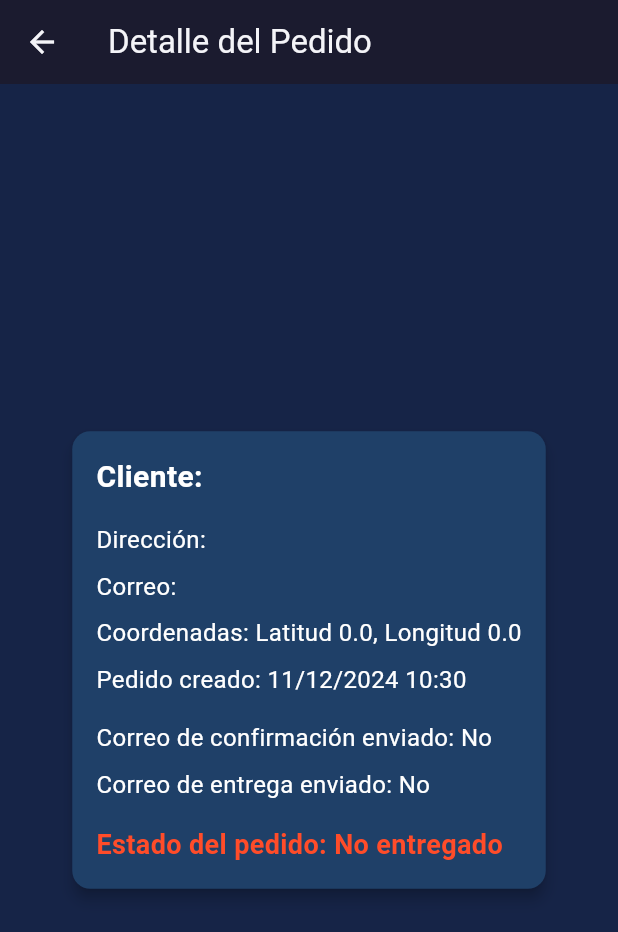
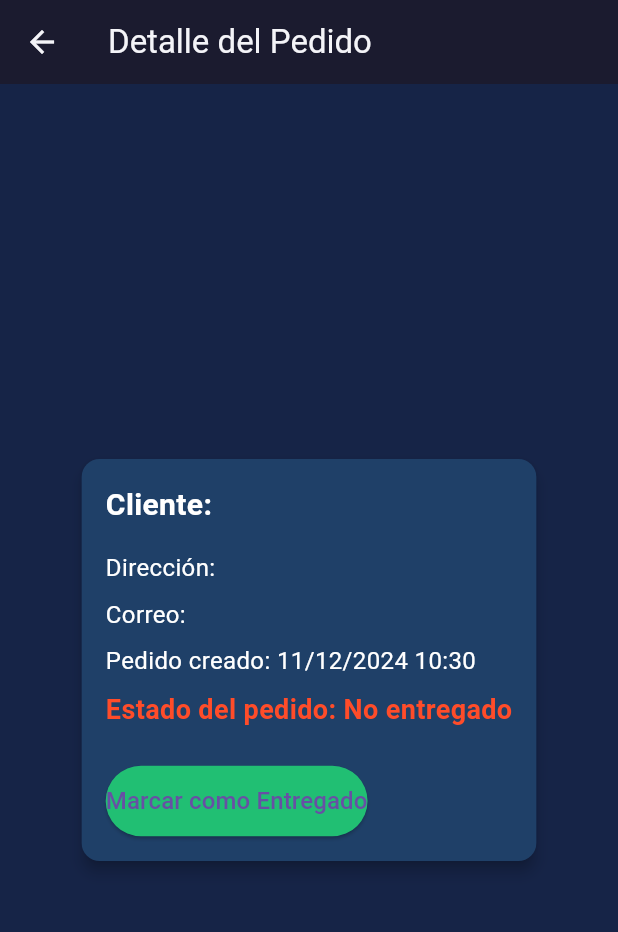
Before and after one commit to luisbenjaminhortalopez/PedidosAppFront, a Flutter app: the DetallePedidoScreen screen opened directly with empty values, on a phone screen of 412 x 824 dp. Shown: the top 932 px of the screen. Run offline on Flutter 3.47's test engine with Material 3 defaults, Android fonts, the light colour scheme and no system bars; our stand-ins replace google_maps_flutter; network calls fail.

Commit message:
Boton para manejar estatus

```diff
--- a/lib/screens/detallePedido.dart
+++ b/lib/screens/detallePedido.dart
@@ -1,7 +1,8 @@
 import 'package:flutter/material.dart';
 import 'package:intl/intl.dart';
+import 'package:http/http.dart' as http;
 
-class DetallePedidoScreen extends StatelessWidget {
+class DetallePedidoScreen extends StatefulWidget {
   final String customerName;
   final String customerAddress;
   final String customerMail;
@@ -11,6 +12,7 @@ class DetallePedidoScreen extends StatelessWidget {
   final bool isSentDeliveryMail;
   final bool deliveryStatus;
   final DateTime creationDate;
+  final String orderId;
 
   const DetallePedidoScreen({
     super.key,
@@ -23,11 +25,66 @@ class DetallePedidoScreen extends StatelessWidget {
     required this.isSentDeliveryMail,
     required this.deliveryStatus,
     required this.creationDate,
+    required this.orderId,
   });
 
   @override
+  State<DetallePedidoScreen> createState() => _DetallePedidoScreenState();
+}
+
+class _DetallePedidoScreenState extends State<DetallePedidoScreen> {
+  bool _isUpdating = false;
+  late bool _currentDeliveryStatus;
+
+  @override
+  void initState() {
+    super.initState();
+    _currentDeliveryStatus = widget.deliveryStatus;
+  }
+
+  Future<void> _markAsDelivered() async {
+    setState(() {
+      _isUpdating = true;
+    });
+
+    final url = 'http://localhost:3001/api/orders/delivered/${widget.orderId}';
+    try {
+      final response = await http.put(Uri.parse(url));
+
+      if (response.statusCode == 200) {
+        setState(() {
+          _currentDeliveryStatus = true;
+          _isUpdating = false;
+        });
+
+        Navigator.pop(context, {'id': widget.orderId, 'deliveryStatus': _currentDeliveryStatus});
+
+        ScaffoldMessenger.of(context).showSnackBar(
+          const SnackBar(
+            content: Text('El pedido ha sido marcado como entregado.'),
+            backgroundColor: Colors.green,
+          ),
+        );
+      } else {
+        throw Exception('Error al marcar el pedido como entregado.');
+      }
+    } catch (e) {
+      setState(() {
+        _isUpdating = false;
+      });
+      ScaffoldMessenger.of(context).showSnackBar(
+        SnackBar(
+          content: Text('Error: ${e.toString()}'),
+          backgroundColor: Colors.red,
+        ),
+      );
+    }
+  }
+
+  @override
   Widget build(BuildContext context) {
-    final String formattedDate = DateFormat('dd/MM/yyyy HH:mm').format(creationDate);
+    final String formattedDate =
+        DateFormat('dd/MM/yyyy HH:mm').format(widget.creationDate);
 
     return Scaffold(
       appBar: AppBar(
@@ -53,7 +110,7 @@ class DetallePedidoScreen extends StatelessWidget {
                   crossAxisAlignment: CrossAxisAlignment.start,
                   children: [
                     Text(
-                      'Cliente: $customerName',
+                      'Cliente: ${widget.customerName}',
                       style: const TextStyle(
                         fontSize: 20.0,
                         fontWeight: FontWeight.bold,
@@ -62,7 +119,7 @@ class DetallePedidoScreen extends StatelessWidget {
                     ),
                     const SizedBox(height: 16.0),
                     Text(
-                      'Dirección: $customerAddress',
+                      'Dirección: ${widget.customerAddress}',
                       style: const TextStyle(
                         fontSize: 16.0,
                         color: Colors.white,
@@ -70,15 +127,7 @@ class DetallePedidoScreen extends StatelessWidget {
                     ),
                     const SizedBox(height: 8.0),
                     Text(
-                      'Correo: $customerMail',
-                      style: const TextStyle(
-                        fontSize: 16.0,
-                        color: Colors.white,
-                      ),
-                    ),
-                    const SizedBox(height: 8.0),
-                    Text(
-                      'Coordenadas: Latitud $lat, Longitud $lng',
+                      'Correo: ${widget.customerMail}',
                       style: const TextStyle(
                         fontSize: 16.0,
                         color: Colors.white,
@@ -92,33 +141,33 @@ class DetallePedidoScreen extends StatelessWidget {
                         color: Colors.white,
                       ),
                     ),
-                    const SizedBox(height: 16.0),
-                    Text(
-                      'Correo de confirmación enviado: ${isSentMailOrder ? "Sí" : "No"}',
-                      style: const TextStyle(
-                        fontSize: 16.0,
-                        color: Colors.white,
-                      ),
-                    ),
                     const SizedBox(height: 8.0),
                     Text(
-                      'Correo de entrega enviado: ${isSentDeliveryMail ? "Sí" : "No"}',
-                      style: const TextStyle(
-                        fontSize: 16.0,
-                        color: Colors.white,
-                      ),
-                    ),
-                    const SizedBox(height: 16.0),
-                    Text(
-                      'Estado del pedido: ${deliveryStatus ? "Entregado" : "No entregado"}',
+                      'Estado del pedido: ${_currentDeliveryStatus ? "Entregado" : "No entregado"}',
                       style: TextStyle(
                         fontSize: 18.0,
                         fontWeight: FontWeight.bold,
-                        color: deliveryStatus
+                        color: _currentDeliveryStatus
                             ? const Color(0xFF21BF73) // Verde para entregado
                             : const Color(0xFFFF4C29), // Rojo para no entregado
                       ),
                     ),
+                    const SizedBox(height: 24.0),
+                    _isUpdating
+                        ? const Center(child: CircularProgressIndicator())
+                        : ElevatedButton(
+                            onPressed: _currentDeliveryStatus ? null : _markAsDelivered,
+                            style: ElevatedButton.styleFrom(
+                              backgroundColor: const Color(0xFF21BF73),
+                              padding: const EdgeInsets.symmetric(vertical: 12.0),
+                            ),
+                            child: Text(
+                              _currentDeliveryStatus
+                                  ? 'Pedido Entregado'
+                                  : 'Marcar como Entregado',
+                              style: const TextStyle(fontSize: 16.0),
+                            ),
+                          ),
                   ],
                 ),
               ),
```
Also changed, not shown: lib/screens/pedidosScreen.dart (+21 -3 lines).
